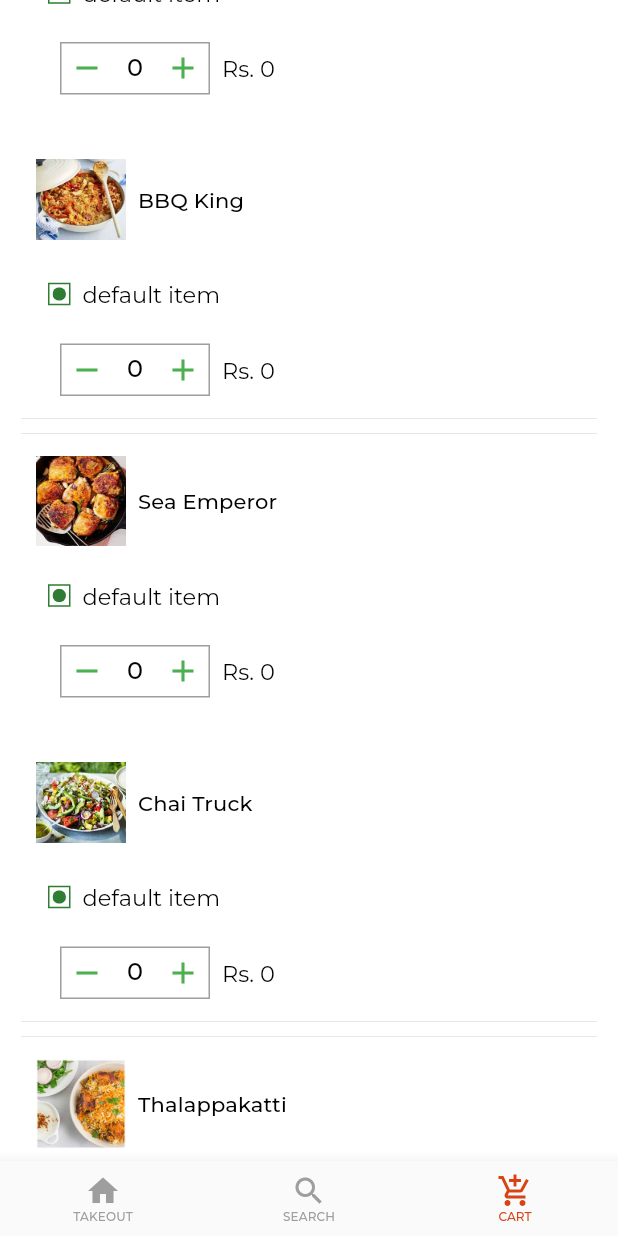
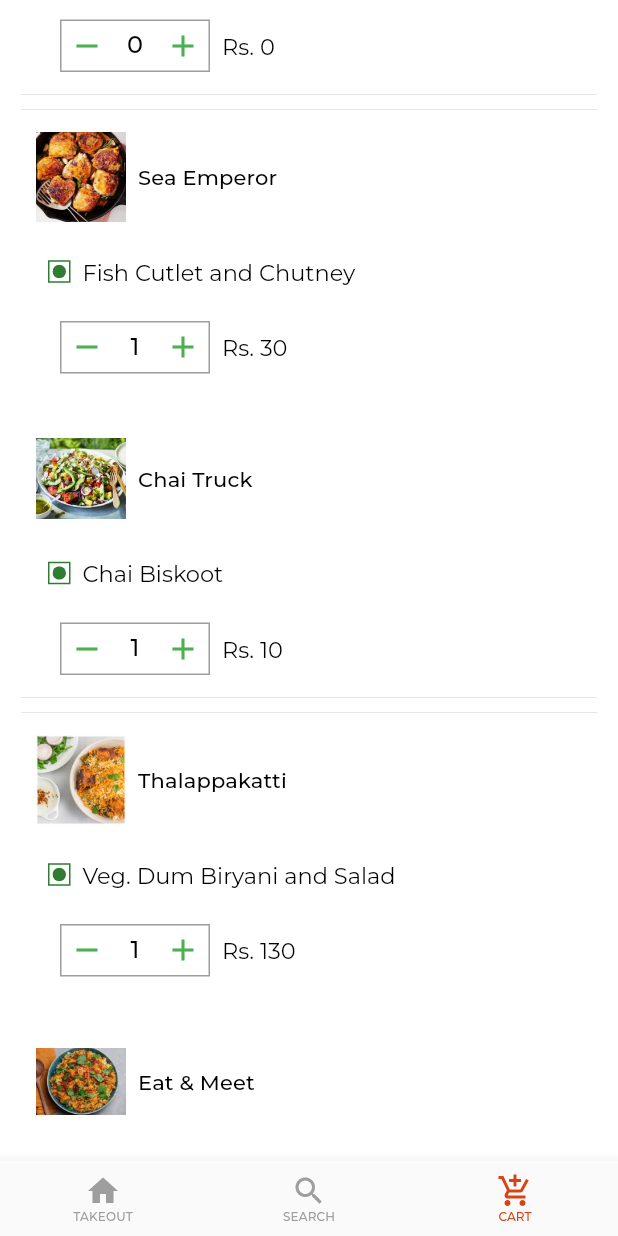
Before and after one commit to KimoSAABe/FoodTakeOutApp, a Flutter app: the screen it shows after launch, item 3 of the bottom bar chosen, scrolled down 576 dp, after a tap on the "remove" icon, on a phone screen of 412 x 824 dp. Run offline on Flutter 3.47's test engine with Material 2 defaults, Android fonts, the light colour scheme and no system bars; our stand-ins replace flutter_swiper, google_fonts.

Commit message:
Cart Page Updated

```diff
--- a/lib/models/all_restaurant.dart
+++ b/lib/models/all_restaurant.dart
@@ -215,7 +215,7 @@
       ),
       LargeRestaurantBanner(
         image: 'assets/images/food4.jpg',
-        title: 'Banu\n Bhavan',
+        title: 'Banu Bhavan',
         subtitle: 'Biryani, Chicken, Mutton',
       ),
       LargeRestaurantBanner(
--- a/lib/models/tab_desktop/order_menu.dart
+++ b/lib/models/tab_desktop/order_menu.dart
@@ -23,56 +23,56 @@
         title: 'Breakfast Expresss',
         quantity: 3,
         price: 140,
-        item: 'default item',
+        item: 'Aloo Paratha and Pickle',
       ),
       OrderMenu(
         image: 'assets/images/food2.jpg',
         title: 'Pizza Corner',
         quantity: 1,
         price: 160,
-        item: 'default item',
+        item: 'Choco Lava Cake',
       ),
       OrderMenu(
         image: 'assets/images/food3.jpg',
         title: 'BBQ King',
         quantity: 2,
         price: 230,
-        item: 'default item',
+        item: 'Fried BBQ Ribs',
       ),
       OrderMenu(
         image: 'assets/images/food4.jpg',
         title: 'Sea Emperor',
         quantity: 6,
         price: 30,
-        item: 'default item',
+        item: 'Fish Cutlet and Chutney',
       ),
       OrderMenu(
         image: 'assets/images/food5.jpg',
         title: 'Chai Truck',
         quantity: 4,
         price: 10,
-        item: 'default item',
+        item: 'Chai Biskoot',
       ),
       OrderMenu(
         image: 'assets/images/food8.jpg',
         title: 'Thalappakatti',
         quantity: 1,
         price: 130,
-        item: 'default item',
+        item: 'Veg. Dum Biryani and Salad',
       ),
       OrderMenu(
         image: 'assets/images/food9.jpg',
         title: 'Eat & Meet',
         quantity: 6,
         price: 200,
-        item: 'default item',
+        item: 'Palak Paneer',
       ),
       OrderMenu(
         image: 'assets/images/food6.jpg',
         title: 'Anjapar Restaurant',
         quantity: 4,
         price: 190,
-        item: 'default item',
+        item: 'Tandoori Roti and Omellete',
       ),
     ];
   }
--- a/lib/views/mobile/cart/cart_screen.dart
+++ b/lib/views/mobile/cart/cart_screen.dart
@@ -40,7 +40,9 @@
 
 class _OrderViewState extends State<_OrderView> {
   int cartCount = 1;
-  final cartItems = OrderMenu.getCartItems();
+
+  var cartItems = OrderMenu.getCartItems();
+  var list = new List<int>.generate(8,(i) => 1);
 
   @override
   Widget build(BuildContext context) {
@@ -48,83 +50,6 @@
       padding: const EdgeInsets.all(10.0),
       child: Column(
         children: <Widget>[
-          Row(
-            children: <Widget>[
-              Image.asset(
-                'assets/images/food1.jpg',
-                height: 60.0,
-                width: 60.0,
-              ),
-              UIHelper.horizontalSpaceSmall(),
-              Column(
-                children: <Widget>[
-                  Text('Breakfast Express', style: Theme.of(context).textTheme.subtitle2),
-                  UIHelper.verticalSpaceExtraSmall(),
-                  Text('OMR Perungudi', style: Theme.of(context).textTheme.bodyText1)
-                ],
-              ),
-            ],
-          ),
-          UIHelper.verticalSpaceLarge(),
-          Row(
-            children: <Widget>[
-              VegBadgeView(),
-              UIHelper.horizontalSpaceSmall(),
-              Flexible(
-                child: Text(
-                  'Aloo Paratha with Curd and Pickle',
-                  style: Theme.of(context).textTheme.bodyText1,
-                ),
-              ),
-              UIHelper.horizontalSpaceSmall(),
-              Container(
-                padding: const EdgeInsets.symmetric(horizontal: 5.0),
-                height: 35.0,
-                width: 100.0,
-                decoration: BoxDecoration(
-                  border: Border.all(
-                    color: Colors.grey,
-                  ),
-                ),
-                child: Row(
-                  mainAxisAlignment: MainAxisAlignment.start,
-                  children: <Widget>[
-                    InkWell(
-                      child: Icon(Icons.remove, color: Colors.green),
-                      onTap: () {
-                        if (cartCount > 0) {
-                          setState(() {
-                            cartCount -= 1;
-                          });
-                        }
-                      },
-                    ),
-                    Spacer(),
-                    Text('$cartCount', style: Theme.of(context).textTheme.subtitle2.copyWith(fontSize: 16.0)),
-                    Spacer(),
-                    InkWell(
-                      child: Icon(Icons.add, color: Colors.green),
-                      onTap: () {
-                        setState(() {
-                          cartCount += 1;
-                        });
-                      },
-                    )
-                  ],
-                ),
-              ),
-              UIHelper.horizontalSpaceSmall(),
-              Text(
-                'Rs125',
-                style: Theme.of(context).textTheme.bodyText1,
-              ),
-            ],
-          ),
-          UIHelper.verticalSpaceExtraLarge(),
-          CustomDividerView(
-            dividerHeight: 1.0,
-            color: Colors.grey[400],
-          ),
           UIHelper.verticalSpaceMedium(),
           Row(
             children: <Widget>[
@@ -196,23 +121,21 @@
                                     InkWell(
                                       child: Icon(Icons.remove, color: Colors.green),
                                       onTap: () {
-                                        if (cartItems[index].quantity > 0) {
+                                        if (list[index] > 0) {
                                           setState(() {
-                                            cartCount = cartItems[index].quantity;
-                                            cartCount -= 1;
+                                            list[index] -= 1;
                                           });
                                         }
                                       },
                                     ),
                                     Spacer(),
-                                    Text('$cartCount', style: Theme.of(context).textTheme.subtitle2.copyWith(fontSize: 16.0)),
+                                    Text(list[index].toString(), style: Theme.of(context).textTheme.subtitle2.copyWith(fontSize: 16.0)),
                                     Spacer(),
                                     InkWell(
                                       child: Icon(Icons.add, color: Colors.green),
                                       onTap: () {
                                         setState(() {
-                                          cartCount = cartItems[index].quantity;
-                                          cartCount += 1;
+                                          list[index] += 1;
                                         });
                                       },
                                     )
@@ -221,7 +144,7 @@
                               ),
                               UIHelper.horizontalSpaceSmall(),
                               Text(
-                                'Rs. ' + (cartCount*cartItems[index].price).toString(),
+                                'Rs. ' + (list[index]*cartItems[index].price).toString(),
                                 style: Theme.of(context).textTheme.bodyText1,
                               ),
                               UIHelper.horizontalSpaceSmall(),
@@ -281,37 +204,10 @@
             mainAxisAlignment: MainAxisAlignment.spaceBetween,
             children: <Widget>[
               Text('Item total', style: textStyle),
-              Text('Rs 129.00', style: textStyle),
+              Text('Rs 1280.00', style: textStyle),
             ],
           ),
           UIHelper.verticalSpaceMedium(),
-          Row(
-            mainAxisAlignment: MainAxisAlignment.spaceBetween,
-            children: <Widget>[
-              Flexible(
-                child: Column(
-                  crossAxisAlignment: CrossAxisAlignment.start,
-                  mainAxisSize: MainAxisSize.min,
-                  children: <Widget>[
-                    Row(
-                      children: <Widget>[
-                        Text('Delivery Fee', style: textStyle),
-                        UIHelper.horizontalSpaceSmall(),
-                        Icon(Icons.info_outline, size: 14.0)
-                      ],
-                    ),
-                    UIHelper.verticalSpaceSmall(),
-                    Text(
-                      'Your Delivery Partner is travelling long distance to deliver your order',
-                      style: Theme.of(context).textTheme.bodyText1.copyWith(fontSize: 13.0),
-                    ),
-                  ],
-                ),
-              ),
-              Text('Rs 54.00', style: textStyle),
-            ],
-          ),
-          UIHelper.verticalSpaceLarge(),
           _buildDivider(),
           Container(
             alignment: Alignment.center,
@@ -322,7 +218,7 @@
                 UIHelper.horizontalSpaceSmall(),
                 Icon(Icons.info_outline, size: 14.0),
                 Spacer(),
-                Text('Rs 26.67', style: textStyle),
+                Text('Rs 20.00', style: textStyle),
               ],
             ),
           ),
@@ -334,7 +230,7 @@
               children: <Widget>[
                 Text('To Pay', style: Theme.of(context).textTheme.subtitle2),
                 Spacer(),
-                Text('Rs 210.00', style: textStyle),
+                Text('Rs 2000.00', style: textStyle),
               ],
             ),
           ),
@@ -366,22 +262,6 @@
       child: Column(
         children: <Widget>[
           Container(
-            height: 50.0,
-            color: Colors.black,
-            child: Row(
-              children: <Widget>[
-                Icon(Icons.phone, color: Colors.yellow[800]),
-                UIHelper.horizontalSpaceSmall(),
-                Expanded(
-                  child: Text(
-                    'Want your order left outside? Call delivery executive',
-                    style: Theme.of(context).textTheme.bodyText1.copyWith(color: Colors.white),
-                  ),
-                )
-              ],
-            ),
-          ),
-          Container(
             padding: const EdgeInsets.all(20.0),
             child: Row(
               crossAxisAlignment: CrossAxisAlignment.start,
@@ -398,7 +278,7 @@
                           width: 1.0,
                         ),
                       ),
-                      child: Icon(Icons.add_location, size: 30.0),
+                      child: Icon(Icons.restaurant, size: 30.0),
                     ),
                     Positioned(
                       top: 0.0,
@@ -416,11 +296,11 @@
                     crossAxisAlignment: CrossAxisAlignment.start,
                     children: <Widget>[
                       Text(
-                        'Deliver to Other',
+                        'Approximate Preparation Time for TakeOut',
                         style: Theme.of(context).textTheme.subtitle2.copyWith(fontSize: 16.0),
                       ),
                       Text(
-                        'Keelkattalai',
+                        'Namma Veedu Vasanta Bhavan',
                         style: Theme.of(context).textTheme.bodyText1.copyWith(color: Colors.grey),
                       ),
                       UIHelper.verticalSpaceSmall(),
@@ -431,14 +311,6 @@
                     ],
                   ),
                 ),
-                InkWell(
-                  child: Text(
-                    'ADD ADDRESS',
-                    style: Theme.of(context).textTheme.subtitle2.copyWith(color: darkOrange),
-                  ),
-                  onTap: () {},
-                ),
-                UIHelper.verticalSpaceMedium(),
               ],
             ),
           ),
@@ -453,7 +325,7 @@
                     crossAxisAlignment: CrossAxisAlignment.start,
                     children: <Widget>[
                       Text(
-                        'Rs210.00',
+                        'Rs. 2000.00',
                         style: Theme.of(context).textTheme.subtitle2.copyWith(fontSize: 16.0),
                       ),
                       UIHelper.verticalSpaceExtraSmall(),
--- a/lib/views/mobile/takeout/restaurants/restaurant_detail_screen.dart
+++ b/lib/views/mobile/takeout/restaurants/restaurant_detail_screen.dart
@@ -1,10 +1,8 @@
 import 'package:flutter/material.dart';
 import 'package:swiggy_ui/models/restaurant_detail.dart';
-import 'package:swiggy_ui/models/tab_desktop/order_menu.dart';
 import 'package:swiggy_ui/utils/ui_helper.dart';
 import 'package:swiggy_ui/widgets/custom_divider_view.dart';
 import 'package:swiggy_ui/widgets/veg_badge_view.dart';
-import 'package:provider/provider.dart';
 
 class RestaurantDetailScreen extends StatelessWidget {
   @override
@@ -52,17 +50,17 @@
                     mainAxisAlignment: MainAxisAlignment.spaceEvenly,
                     children: <Widget>[
                       _buildVerticalStack(context, '4.1', 'Packaging 80%'),
-                      _buildVerticalStack(context, '29 mins', 'Delivery Time'),
-                      _buildVerticalStack(context, 'Rs150', 'For Two'),
+                      _buildVerticalStack(context, '29 mins', 'Preparation Time'),
+                      _buildVerticalStack(context, 'Rs 250', 'For Two'),
                     ],
                   ),
                   CustomDividerView(dividerHeight: 1.0),
                   UIHelper.verticalSpaceMedium(),
                   Column(
                     children: <Widget>[
-                      _buildOfferTile(context, '30% off up to Rs75 | Use code TAKEOUT'),
+                      _buildOfferTile(context, '30% off up to Rs 75 | Use code TAKEOUT'),
                       _buildOfferTile(
-                          context, '20% off up to Rs100 with SBI credit cards, once per week | Use code 100SBI')
+                          context, '20% off up to Rs 100 with credit cards, once per week | Use code 100OFF')
                     ],
                   ),
                   UIHelper.verticalSpaceSmall(),
```
